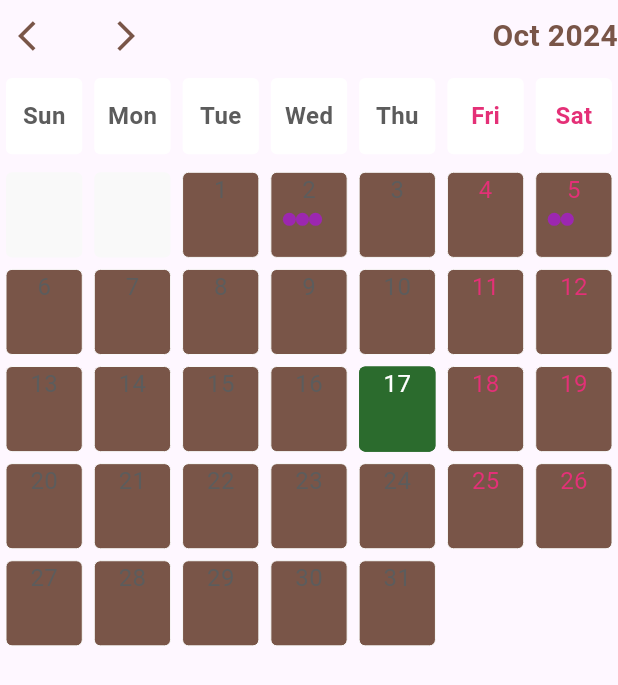
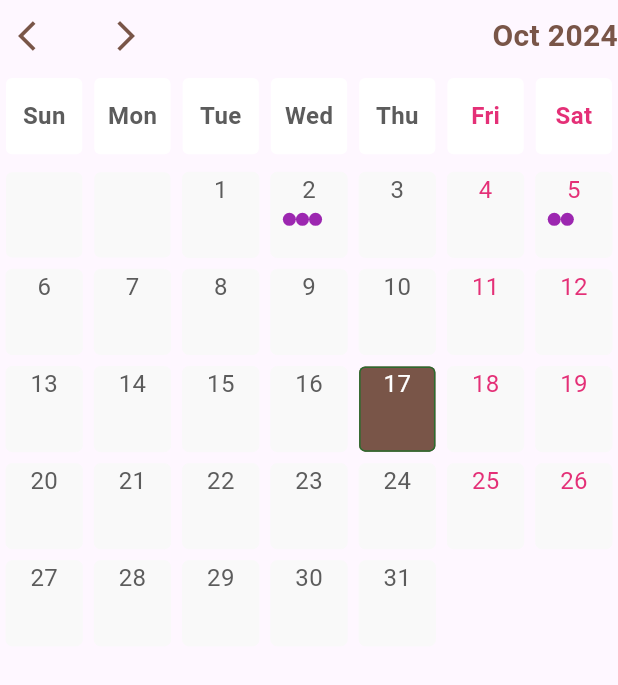
Before and after one commit to abdullah-bd/easy_event_calendar, a Flutter app: the screen it shows after launch, on a phone screen of 412 x 824 dp. Shown: the top 685 px of the screen. Run offline on Flutter 3.47's test engine with Material 3 defaults, Android fonts, the phone set to English and light mode, and no system bars; our stand-ins replace get.

Commit message:
selected date color changed and formatted files...

```diff
--- a/lib/src/views/component/date_item.dart
+++ b/lib/src/views/component/date_item.dart
@@ -26,8 +26,8 @@ Widget dateItem(MonthDate monthDate, CustomCalenderController controller,
         },
         child: Card(
           color: selectedIndex.value == monthDate.date
-              ? primaryDarkColor
-              : controller.calenderColor,
+              ? controller.calenderColor
+              : calenderDateBackground,
           surfaceTintColor: calenderDateBackground,
           shape: RoundedRectangleBorder(
               borderRadius: BorderRadius.circular(4.0),
```
Also changed, not shown: example/pubspec.lock.
